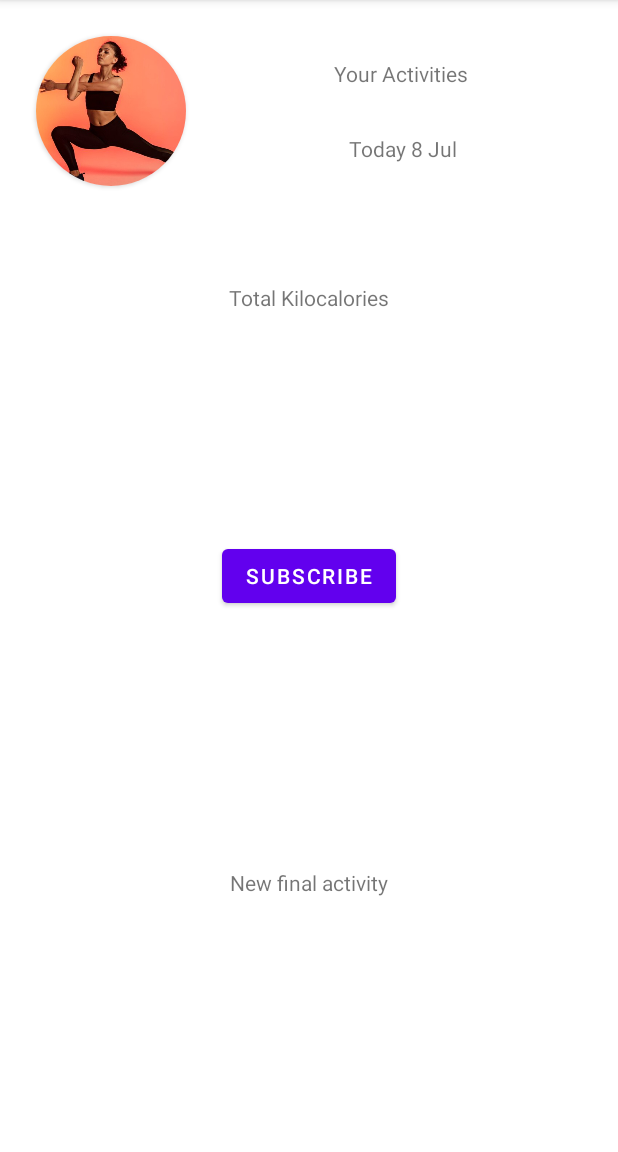
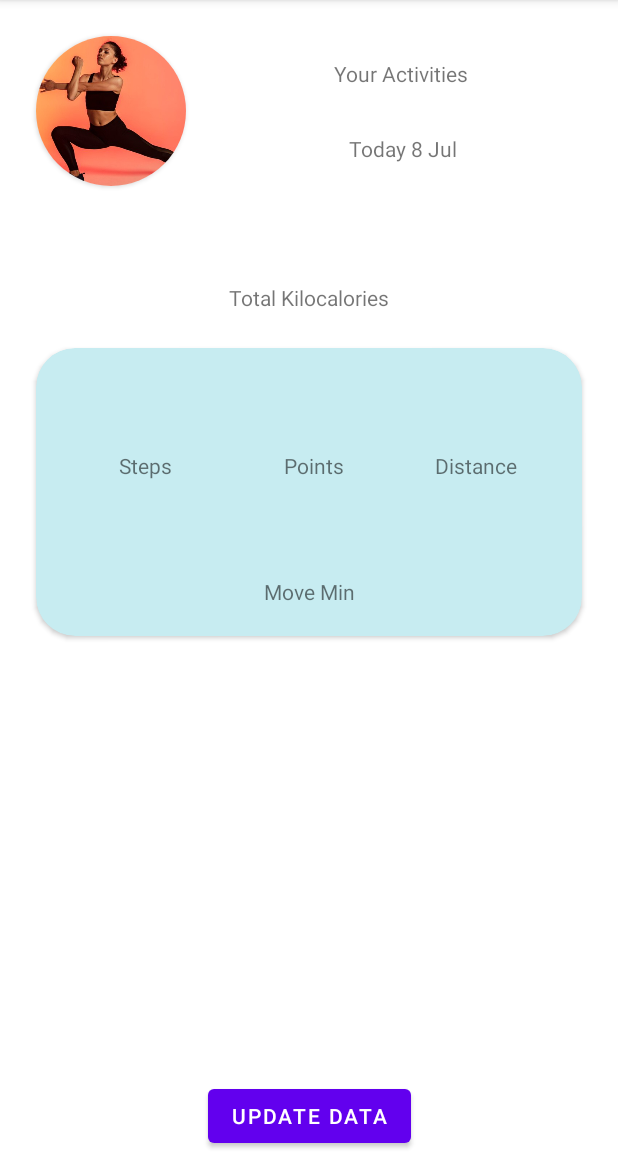
Before and after one commit to SaurabhS120/Fitness, an Android app: the screen it shows after launch (MainActivity), on a phone screen of 412 x 824 dp, the part 84-1236 px from its top. Run offline under Robolectric (Android 15) with nearby library versions, the phone set to English and light mode, and no system bars; our stand-ins replace data binding; 4 statements that could not run were skipped.

Commit message:
Details card and update button

```diff
--- a/app/src/main/java/com/example/fitness/FitnessViewModel.kt
+++ b/app/src/main/java/com/example/fitness/FitnessViewModel.kt
@@ -26,19 +26,19 @@ class FitnessViewModel:ViewModel() {
     fun setActivity(activity: Activity){
         fitnessRepo = Repo.fitnessRepo(activity)
         fitnessRepo.setOnStepsChange { steps->
-            _stepsLiveData.postValue("Total steps: $steps steps")
+            _stepsLiveData.postValue("$steps")
         }
         fitnessRepo.setOnCaloriesChange { calories->
             _caloriesLiveData.postValue("$calories Kcal")
         }
         fitnessRepo.setOnHeartPointsChange { heartPoints->
-            _heartPointsLiveData.postValue("Total heart points : $heartPoints heart pts")
+            _heartPointsLiveData.postValue("$heartPoints heart pts")
         }
         fitnessRepo.setOnDistanceWalked { walked_distance->
-            _walkedDistanceLiveData.postValue("Total distance walked : $walked_distance meters")
+            _walkedDistanceLiveData.postValue("$walked_distance m")
         }
         fitnessRepo.setOnMoveMin { move_min->
-            _moveMinLiveData.postValue("Moved Mins : $move_min move min")
+            _moveMinLiveData.postValue("$move_min")
         }
         fitnessRepo.requestGoogleFitPermissions()
     }
--- a/app/src/main/res/layout/activity_fitness.xml
+++ b/app/src/main/res/layout/activity_fitness.xml
@@ -80,58 +80,120 @@
             app:layout_constraintRight_toRightOf="parent"
             android:text="@string/total_kilocalories"/>
 
-        <LinearLayout
-            android:orientation="vertical"
+        <androidx.cardview.widget.CardView
+            android:id="@+id/details_card"
+            app:layout_constraintTop_toBottomOf="@id/calories_title"
+            app:layout_constraintStart_toStartOf="parent"
+            app:layout_constraintEnd_toEndOf="parent"
+            android:layout_width="match_parent"
+            android:layout_height="wrap_content"
+            app:cardBackgroundColor="#C7ECF1"
+            app:cardCornerRadius="26sp"
+            android:layout_margin="24sp">
+
+        <TableLayout
             app:layout_constraintTop_toBottomOf="@id/calories_title"
             app:layout_constraintStart_toStartOf="parent"
             app:layout_constraintEnd_toEndOf="parent"
             app:layout_constraintBottom_toTopOf="@id/button"
-            android:layout_width="wrap_content"
-            android:layout_height="wrap_content">
+            android:layout_width="match_parent"
+            android:layout_height="wrap_content"
+            android:layout_margin="12sp">
+            <TableRow>
                 <TextView
                     android:id="@+id/steps_tv"
                     tools:text="steps"
                     android:text="@{viewModel.stepsLiveData}"
                     android:layout_width="wrap_content"
-                android:layout_height="wrap_content"/>
+                    android:layout_height="wrap_content"
+                    android:layout_margin="8sp"
+                    android:textAlignment="center"
+                    android:textColor="@color/dark_text"
+                    android:textSize="24sp"
+                    android:textStyle="bold"
+                    android:layout_weight="1"/>
                 <TextView
                     android:id="@+id/heart_points_tv"
                     tools:text="heart points"
                     android:text="@{viewModel.heartPointsLiveData}"
                     android:layout_width="wrap_content"
-                android:layout_height="wrap_content"/>
+                    android:layout_height="wrap_content"
+                    android:layout_margin="8sp"
+                    android:textAlignment="center"
+                    android:textColor="@color/dark_text"
+                    android:textSize="24sp"
+                    android:textStyle="bold"
+                    android:layout_weight="1"/>
                 <TextView
                     android:id="@+id/walked_distance_tv"
                     tools:text="Walked distance"
                     android:text="@{viewModel.walkedDistanceLiveData}"
                     android:layout_width="wrap_content"
-                android:layout_height="wrap_content"/>
+                    android:layout_height="wrap_content"
+                    android:layout_margin="8sp"
+                    android:textAlignment="center"
+                    android:textColor="@color/dark_text"
+                    android:textSize="24sp"
+                    android:textStyle="bold"
+                    android:layout_weight="1"/>
+            </TableRow>
+            <TableRow>
+                <TextView
+                    android:text="@string/steps"
+                    android:layout_width="wrap_content"
+                    android:layout_height="wrap_content"
+                    android:layout_margin="8sp"
+                    android:textAlignment="center"
+                    android:layout_weight="1"/>
+                <TextView
+                    android:text="@string/points"
+                    android:layout_width="wrap_content"
+                    android:layout_height="wrap_content"
+                    android:layout_margin="8sp"
+                    android:textAlignment="center"
+                    android:layout_weight="1"/>
+                <TextView
+                    android:text="@string/distance"
+                    android:layout_width="wrap_content"
+                    android:layout_height="wrap_content"
+                    android:layout_margin="8sp"
+                    android:textAlignment="center"
+                    android:layout_weight="1"/>
+            </TableRow>
+            <TableRow>
                 <TextView
                     android:id="@+id/move_min_tv"
                     tools:text="Moved Min"
                     android:text="@{viewModel.moveMinLiveData}"
                     android:layout_width="wrap_content"
-                android:layout_height="wrap_content"/>
-        </LinearLayout>
+                    android:layout_height="wrap_content"
+                    android:layout_margin="8sp"
+                    android:textAlignment="center"
+                    android:textColor="@color/dark_text"
+                    android:textSize="24sp"
+                    android:textStyle="bold"
+                    android:layout_weight="1"/>
+            </TableRow>
+            <TableRow>
+                <TextView
+                    android:text="@string/move_min"
+                    android:layout_width="wrap_content"
+                    android:layout_height="wrap_content"
+                    android:layout_margin="8sp"
+                    android:textAlignment="center"
+                    android:layout_weight="1"/>
+            </TableRow>
+        </TableLayout>
+        </androidx.cardview.widget.CardView>
 
         <Button
             android:id="@+id/button"
             android:layout_width="wrap_content"
             android:layout_height="wrap_content"
-            android:text="@string/subscribe"
-            app:layout_constraintBottom_toBottomOf="parent"
+            android:text="@string/update_data"
             app:layout_constraintEnd_toEndOf="parent"
             app:layout_constraintStart_toStartOf="parent"
-            app:layout_constraintTop_toTopOf="parent" />
-
-        <TextView
-            android:layout_height="wrap_content"
-            android:layout_width="wrap_content"
-            android:text="@string/new_final_activity"
-            app:layout_constraintTop_toBottomOf="@id/button"
-            app:layout_constraintLeft_toLeftOf="parent"
-            app:layout_constraintRight_toRightOf="parent"
-            app:layout_constraintBottom_toBottomOf="parent" />
+            app:layout_constraintBottom_toBottomOf="parent"/>
 
     </androidx.constraintlayout.widget.ConstraintLayout>
 
--- a/app/src/main/res/values/colors.xml
+++ b/app/src/main/res/values/colors.xml
@@ -8,4 +8,5 @@
     <color name="black">#FF000000</color>
     <color name="white">#FFFFFFFF</color>
     <color name="dark_text">@color/black</color>
+    <color name="detail_card_background">#87D9E4</color>
 </resources>
--- a/app/src/main/res/values/strings.xml
+++ b/app/src/main/res/values/strings.xml
@@ -3,7 +3,11 @@
     <string name="workout_img">Workout img</string>
     <string name="your_activities">Your Activities</string>
     <string name="dummy_date">Today 8 Jul</string>
-    <string name="subscribe">Subscribe</string>
     <string name="new_final_activity">New final activity</string>
     <string name="total_kilocalories">Total Kilocalories</string>
+    <string name="steps">Steps</string>
+    <string name="points">Points</string>
+    <string name="distance">Distance</string>
+    <string name="move_min">Move Min</string>
+    <string name="update_data">Update data</string>
 </resources>
```
Lines whose indentation alone changed are shown as unchanged.
